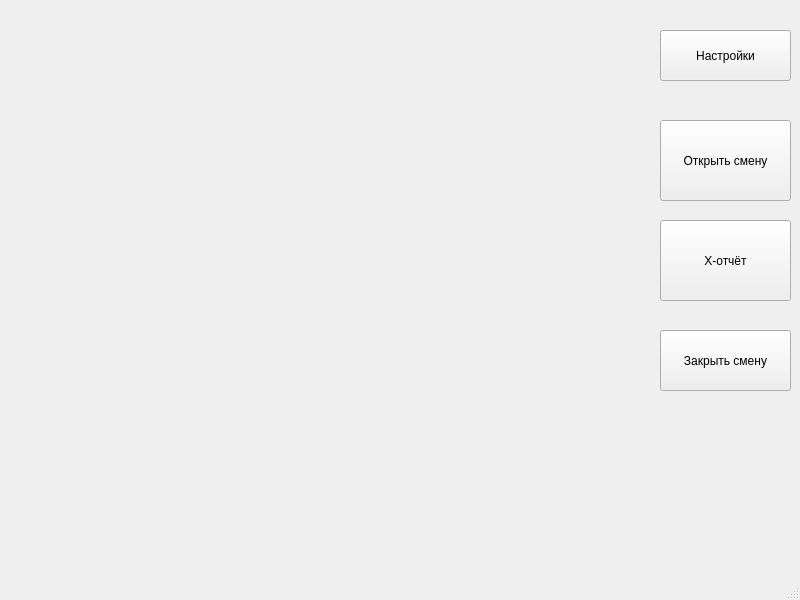
This is mainwindow.ui in armsting/ATOL as Qt 5 draws it before an edit. The edited form follows.
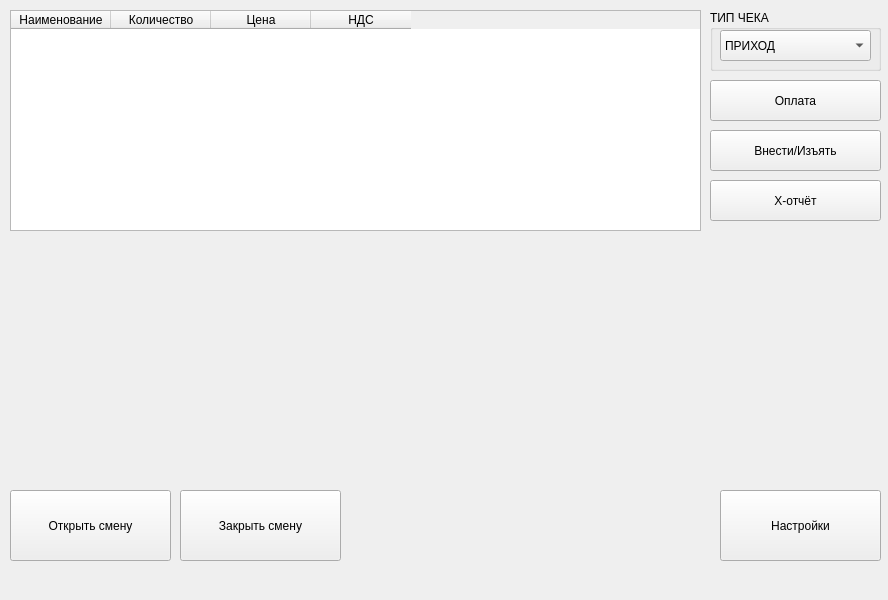
This is the edited form.

Commit message: доработки

```diff
--- a/mainwindow.ui
+++ b/mainwindow.ui
@@ -6,7 +6,7 @@
    <rect>
     <x>0</x>
     <y>0</y>
-    <width>800</width>
+    <width>888</width>
     <height>600</height>
    </rect>
   </property>
@@ -17,10 +17,10 @@
    <widget class="QPushButton" name="shiftOpenButton">
     <property name="geometry">
      <rect>
-      <x>660</x>
-      <y>120</y>
-      <width>131</width>
-      <height>81</height>
+      <x>10</x>
+      <y>490</y>
+      <width>161</width>
+      <height>71</height>
      </rect>
     </property>
     <property name="text">
@@ -30,10 +30,10 @@
    <widget class="QPushButton" name="x_reportButton">
     <property name="geometry">
      <rect>
-      <x>660</x>
-      <y>220</y>
-      <width>131</width>
-      <height>81</height>
+      <x>710</x>
+      <y>180</y>
+      <width>171</width>
+      <height>41</height>
      </rect>
     </property>
     <property name="text">
@@ -43,10 +43,10 @@
    <widget class="QPushButton" name="settingsButton">
     <property name="geometry">
      <rect>
-      <x>660</x>
-      <y>30</y>
-      <width>131</width>
-      <height>51</height>
+      <x>720</x>
+      <y>490</y>
+      <width>161</width>
+      <height>71</height>
      </rect>
     </property>
     <property name="text">
@@ -56,16 +56,115 @@
    <widget class="QPushButton" name="shiftClose">
     <property name="geometry">
      <rect>
-      <x>660</x>
-      <y>330</y>
-      <width>131</width>
-      <height>61</height>
+      <x>180</x>
+      <y>490</y>
+      <width>161</width>
+      <height>71</height>
      </rect>
     </property>
     <property name="text">
      <string>Закрыть смену</string>
     </property>
    </widget>
+   <widget class="QPushButton" name="payButton">
+    <property name="geometry">
+     <rect>
+      <x>710</x>
+      <y>80</y>
+      <width>171</width>
+      <height>41</height>
+     </rect>
+    </property>
+    <property name="text">
+     <string>Оплата</string>
+    </property>
+   </widget>
+   <widget class="QPushButton" name="Insert_Withdraw_cash">
+    <property name="geometry">
+     <rect>
+      <x>710</x>
+      <y>130</y>
+      <width>171</width>
+      <height>41</height>
+     </rect>
+    </property>
+    <property name="text">
+     <string>Внести/Изъять</string>
+    </property>
+   </widget>
+   <widget class="QTableWidget" name="tableWidget">
+    <property name="geometry">
+     <rect>
+      <x>10</x>
+      <y>10</y>
+      <width>691</width>
+      <height>221</height>
+     </rect>
+    </property>
+    <column>
+     <property name="text">
+      <string>Наименование</string>
+     </property>
+    </column>
+    <column>
+     <property name="text">
+      <string>Количество</string>
+     </property>
+    </column>
+    <column>
+     <property name="text">
+      <string>Цена</string>
+     </property>
+    </column>
+    <column>
+     <property name="text">
+      <string>НДС</string>
+     </property>
+    </column>
+   </widget>
+   <widget class="QGroupBox" name="groupBox">
+    <property name="geometry">
+     <rect>
+      <x>710</x>
+      <y>10</y>
+      <width>171</width>
+      <height>61</height>
+     </rect>
+    </property>
+    <property name="title">
+     <string>ТИП ЧЕКА</string>
+    </property>
+    <widget class="QComboBox" name="comboBox">
+     <property name="geometry">
+      <rect>
+       <x>10</x>
+       <y>20</y>
+       <width>151</width>
+       <height>31</height>
+      </rect>
+     </property>
+     <item>
+      <property name="text">
+       <string>ПРИХОД</string>
+      </property>
+     </item>
+     <item>
+      <property name="text">
+       <string>ВОЗВРАТ ПРИХОДА</string>
+      </property>
+     </item>
+     <item>
+      <property name="text">
+       <string>РАСХОД</string>
+      </property>
+     </item>
+     <item>
+      <property name="text">
+       <string>ВОЗВРАТ РАСХОДА</string>
+      </property>
+     </item>
+    </widget>
+   </widget>
   </widget>
   <widget class="QMenuBar" name="menubar">
    <property name="geometry">
@@ -77,7 +176,6 @@
     </rect>
    </property>
   </widget>
-  <widget class="QStatusBar" name="statusbar"/>
  </widget>
  <resources/>
  <connections/>
```
Left out of the diff: 2 changed lines with no effect on the pictures. The commit also changes 2 other files.
